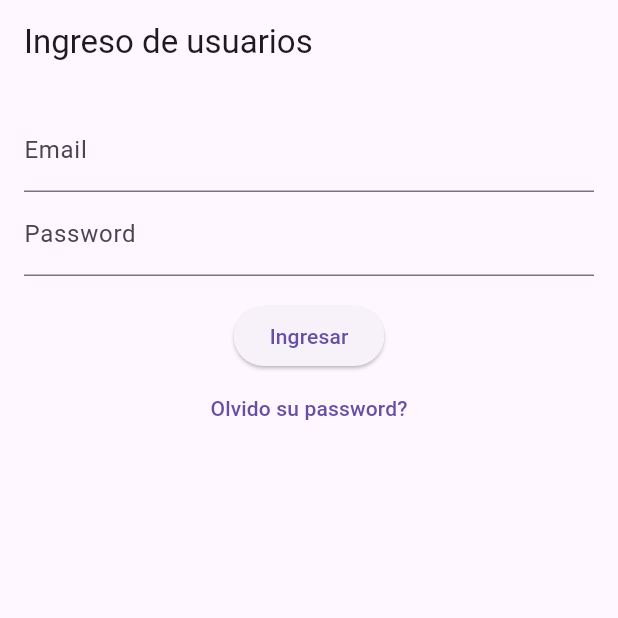
After one commit to fmaderoa/myapp, a Flutter app: the screen it shows after launch, on a phone screen of 412 x 824 dp, the top half of it. The commit adds this screen. Run offline on Flutter 3.47's test engine with Material 3 defaults, Android fonts, the phone set to English and light mode, and no system bars.

Commit message:
Pantalla de login y ajustes navegación

```diff
--- a/lib/main.dart
+++ b/lib/main.dart
@@ -1,9 +1,8 @@
 
 import 'package:flutter/material.dart';
-import 'package:myapp/view/main_capture.dart';
+import 'package:myapp/view/login.dart';
 // Suggested code may be subject to a license. Learn more: ~LicenseLog:1824201399.
 // Suggested code may be subject to a license. Learn more: ~LicenseLog:1401296617.
-import 'package:flutter_dotenv/flutter_dotenv.dart';
 
 
 Future<void> main() async {
@@ -13,14 +12,16 @@ Future<void> main() async {
 class MyApp extends StatelessWidget {
   const MyApp({super.key});
 
+
   @override
   Widget build(BuildContext context) {
     return MaterialApp(
+      debugShowCheckedModeBanner: false,
       title: 'Captura Modelo Comercial',
       theme: ThemeData(
         primarySwatch: Colors.blue,
       ),
-      home: const Capture(),
+      home:  const LoginScreen(),
     );
   }
 }
--- /dev/null
+++ b/lib/view/login.dart
@@ -0,0 +1,66 @@
+// Suggested code may be subject to a license. Learn more: ~LicenseLog:2396887059.
+// Suggested code may be subject to a license. Learn more: ~LicenseLog:1802774011.
+// Import necessary libraries
+import 'package:flutter/material.dart';
+import 'package:myapp/view/main_capture.dart';
+
+// Define the LoginScreen class
+class LoginScreen extends StatelessWidget {
+  const LoginScreen({super.key});
+
+  @override
+  Widget build(BuildContext context) {
+    return Scaffold(
+      appBar: AppBar(
+        title: const Text('Ingreso de usuarios'),
+      ),
+      body: Padding(
+        padding: const EdgeInsets.all(16.0),
+        child: Column(
+          children: <Widget>[
+            // Email text field
+            const TextField(
+              decoration: InputDecoration(
+                labelText: 'Email',
+              ),
+            ),
+
+            // Password text field
+            const TextField(
+              obscureText: true,
+              decoration: InputDecoration(
+                labelText: 'Password',
+              ),
+            ),
+            const SizedBox(height: 16.0),
+
+            // Login button
+            ElevatedButton(
+              onPressed: () {
+                //Ir a pantalla de captura
+                goToCapture(context);
+              },
+              child: const Text('Ingresar'),
+            ),
+
+            // Forgot password label
+            TextButton(
+              onPressed: () {
+                // Handle forgot password logic here
+              },
+              child: const Text('Olvido su password?'),
+            ),
+          ],
+        ),
+      ),
+    );
+  }
+
+  void goToCapture(BuildContext context) {
+    //Ir a la pantalla Capture
+    Navigator.push(
+      context,
+      MaterialPageRoute(builder: (context) => const Capture()),
+    );
+  }
+}
```
